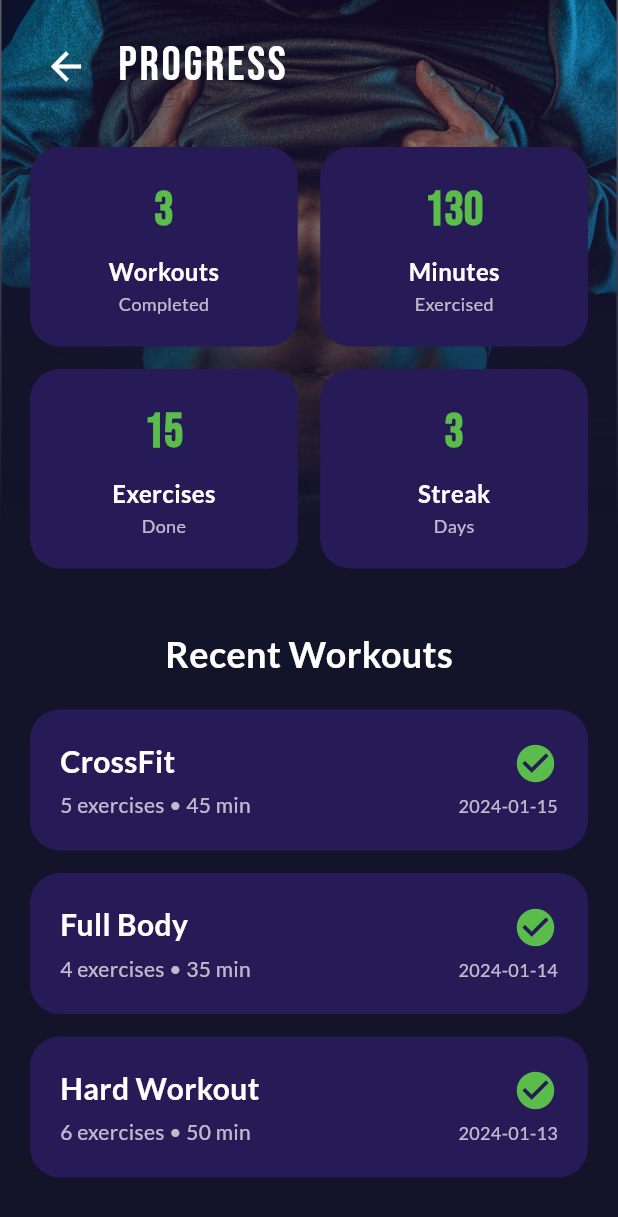
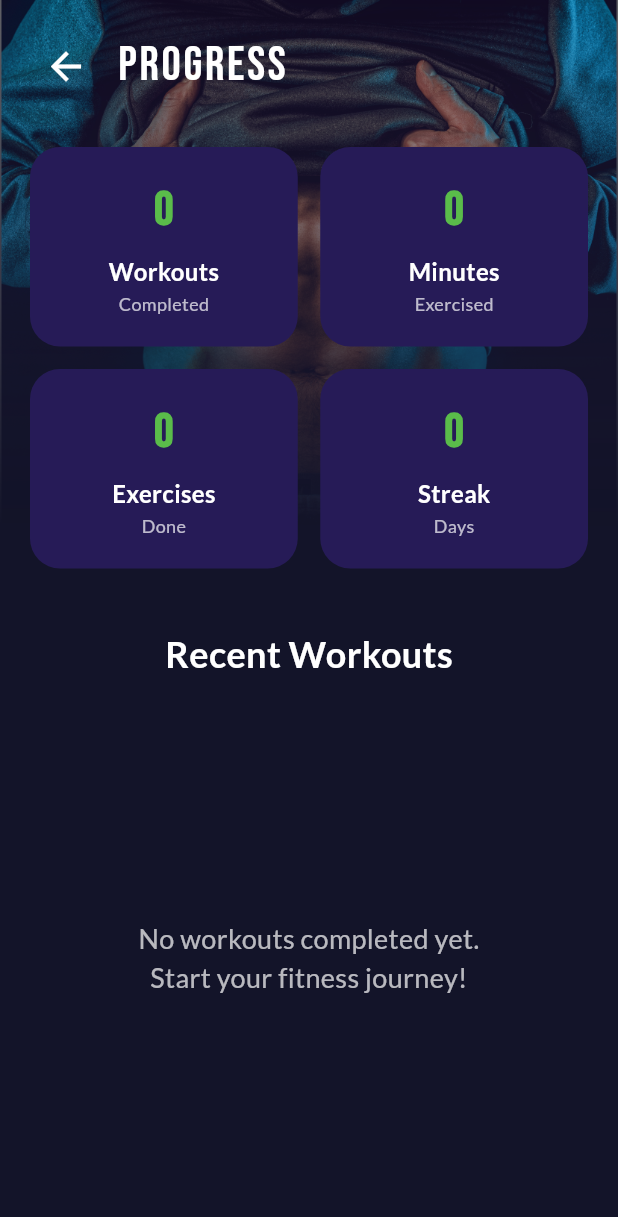
Before and after one commit to ktsweerathunga/workOut_flutterApp, a Flutter app: the ProgressScreen screen opened by its route, on a phone screen of 412 x 824 dp. Shown: the top 1217 px of the screen. Run offline on Flutter 3.47's test engine with Material 3 defaults, Android fonts, the phone set to English and light mode, and no system bars; our stand-ins replace google_fonts, shared_preferences; accounts and stored records are empty.

Commit message:
feat: initialize DataService and load completed workouts in ProgressScreen; update WorkoutTimerScreen to save completed workouts and show completion dialog

```diff
--- a/lib/progress_screen.dart
+++ b/lib/progress_screen.dart
@@ -1,5 +1,6 @@
 import 'package:flutter/material.dart';
 import 'package:google_fonts/google_fonts.dart';
+import 'package:workout_app_androweb/data_service.dart';
 
 class ProgressScreen extends StatefulWidget {
   const ProgressScreen({super.key});
@@ -9,34 +10,50 @@ class ProgressScreen extends StatefulWidget {
 }
 
 class _ProgressScreenState extends State<ProgressScreen> {
-  // Mock data for demonstration
-  final List<Map<String, dynamic>> _completedWorkouts = [
-    {
-      'name': 'CrossFit',
-      'date': '2024-01-15',
-      'duration': 45,
-      'exercises': 5,
-    },
-    {
-      'name': 'Full Body',
-      'date': '2024-01-14',
-      'duration': 35,
-      'exercises': 4,
-    },
-    {
-      'name': 'Hard Workout',
-      'date': '2024-01-13',
-      'duration': 50,
-      'exercises': 6,
-    },
-  ];
+  final DataService _dataService = DataService();
+  List<Map<String, dynamic>> _completedWorkouts = [];
+  Map<String, dynamic> _stats = {};
+  bool _isLoading = true;
 
-  int get _totalWorkouts => _completedWorkouts.length;
-  int get _totalMinutes => _completedWorkouts.fold(0, (sum, workout) => sum + workout['duration'] as int);
-  int get _totalExercises => _completedWorkouts.fold(0, (sum, workout) => sum + workout['exercises'] as int);
+  @override
+  void initState() {
+    super.initState();
+    _loadData();
+  }
+
+  Future<void> _loadData() async {
+    final workouts = await _dataService.getCompletedWorkouts();
+    final stats = await _dataService.getWorkoutStats();
+
+    setState(() {
+      _completedWorkouts = workouts;
+      _stats = stats;
+      _isLoading = false;
+    });
+  }
 
   @override
   Widget build(BuildContext context) {
+    if (_isLoading) {
+      return Scaffold(
+        body: Container(
+          width: double.infinity,
+          height: double.infinity,
+          decoration: BoxDecoration(
+            image: DecorationImage(
+              image: AssetImage("assets/images/image3.png"),
+              fit: BoxFit.cover,
+            ),
+          ),
+          child: Center(
+            child: CircularProgressIndicator(
+              color: Color.fromARGB(255, 90, 188, 74),
+            ),
+          ),
+        ),
+      );
+    }
+
     return Scaffold(
       body: Container(
         width: double.infinity,
@@ -75,11 +92,11 @@ class _ProgressScreenState extends State<ProgressScreen> {
               Row(
                 children: [
                   Expanded(
-                    child: _buildStatCard("Workouts", _totalWorkouts.toString(), "Completed"),
+                    child: _buildStatCard("Workouts", _stats['totalWorkouts'].toString(), "Completed"),
                   ),
                   SizedBox(width: 15),
                   Expanded(
-                    child: _buildStatCard("Minutes", _totalMinutes.toString(), "Exercised"),
+                    child: _buildStatCard("Minutes", _stats['totalMinutes'].toString(), "Exercised"),
                   ),
                 ],
               ),
@@ -87,11 +104,11 @@ class _ProgressScreenState extends State<ProgressScreen> {
               Row(
                 children: [
                   Expanded(
-                    child: _buildStatCard("Exercises", _totalExercises.toString(), "Done"),
+                    child: _buildStatCard("Exercises", _stats['totalExercises'].toString(), "Done"),
                   ),
                   SizedBox(width: 15),
                   Expanded(
-                    child: _buildStatCard("Streak", "3", "Days"),
+                    child: _buildStatCard("Streak", _stats['currentStreak'].toString(), "Days"),
                   ),
                 ],
               ),
@@ -106,7 +123,19 @@ class _ProgressScreenState extends State<ProgressScreen> {
               ),
               SizedBox(height: 20),
               Expanded(
-                child: ListView.builder(
+                child: _completedWorkouts.isEmpty
+                    ? Center(
+                        child: Text(
+                          "No workouts completed yet.\nStart your fitness journey!",
+                          style: GoogleFonts.lato(
+                            fontSize: 18,
+                            color: Colors.white70,
+                            fontWeight: FontWeight.w500,
+                          ),
+                          textAlign: TextAlign.center,
+                        ),
+                      )
+                    : ListView.builder(
                         itemCount: _completedWorkouts.length,
                         itemBuilder: (context, index) {
                           final workout = _completedWorkouts[index];
@@ -152,7 +181,7 @@ class _ProgressScreenState extends State<ProgressScreen> {
                                       ),
                                       SizedBox(height: 5),
                                       Text(
-                                  workout['date'],
+                                        _formatDate(workout['date']),
                                         style: GoogleFonts.lato(
                                           fontSize: 12,
                                           color: Colors.white70,
@@ -172,6 +201,26 @@ class _ProgressScreenState extends State<ProgressScreen> {
         ),
       ),
     );
+  }
+
+  String _formatDate(String dateString) {
+    try {
+      final date = DateTime.parse(dateString);
+      final now = DateTime.now();
+      final difference = now.difference(date).inDays;
+
+      if (difference == 0) {
+        return "Today";
+      } else if (difference == 1) {
+        return "Yesterday";
+      } else if (difference < 7) {
+        return "$difference days ago";
+      } else {
+        return "${date.month}/${date.day}/${date.year}";
+      }
+    } catch (e) {
+      return dateString;
+    }
   }
 
   Widget _buildStatCard(String title, String value, String subtitle) {
```
Also changed, not shown: lib/main.dart (+6 -1 lines), lib/workout_detail_screen.dart (+8 -1 lines), lib/workout_timer_screen.dart (+90 -1 lines). Lines whose indentation alone changed are shown as unchanged.
